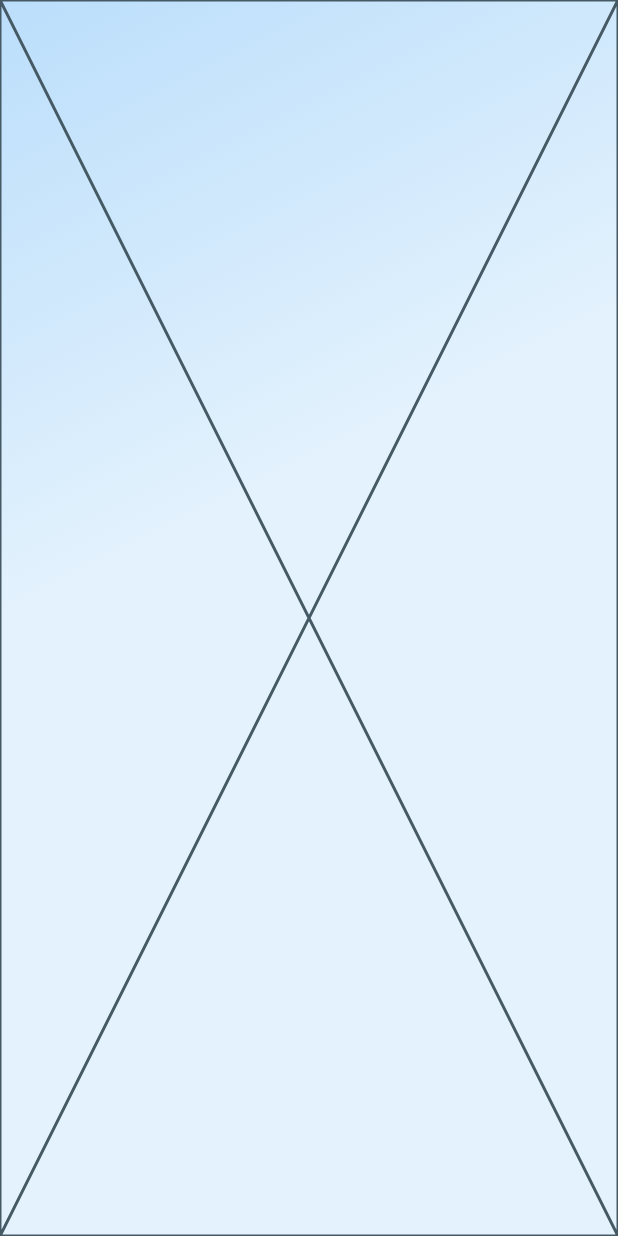
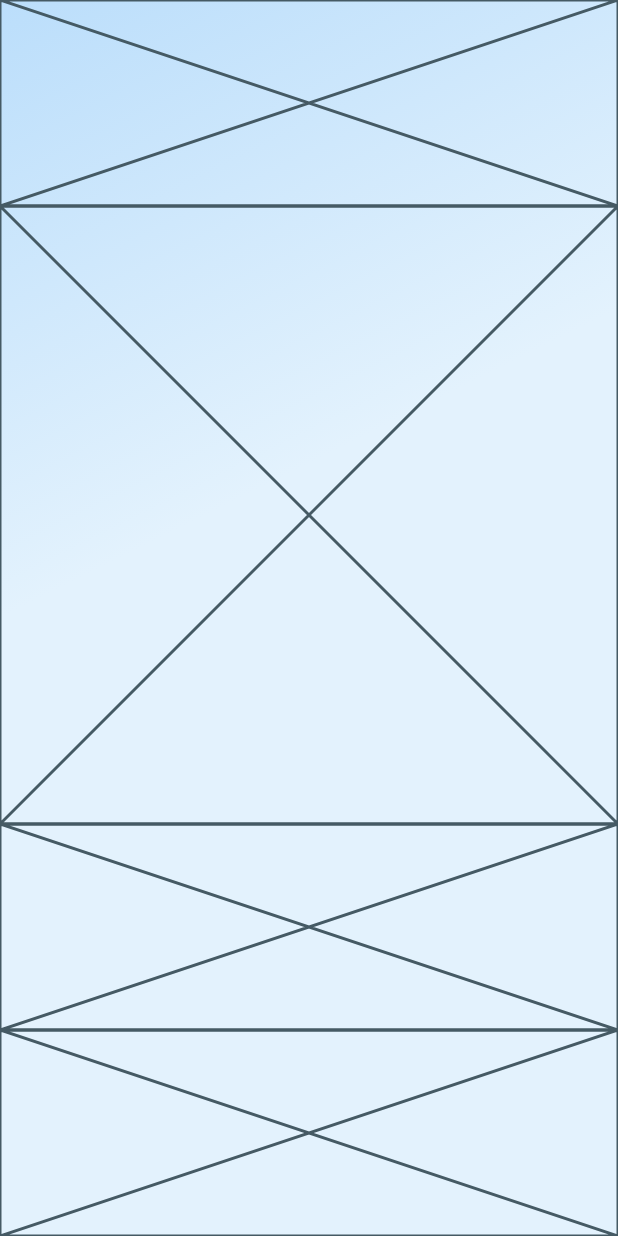
Before and after one commit to JAICHANGPARK/flutter_notebook_8th_story, a Flutter app: the screen it shows after launch, on a phone screen of 412 x 824 dp. Run offline on Flutter 3.47's test engine with Material 2 defaults, Android fonts, the phone set to English and light mode, and no system bars; our stand-ins replace badges, flutter_hooks, google_fonts, hooks_riverpod, state_notifier.

Commit message:
Update linkedin_main_page.dart

```diff
--- a/lib/ep580_linkedin_app/linkedin_main_page.dart
+++ b/lib/ep580_linkedin_app/linkedin_main_page.dart
@@ -22,8 +22,20 @@ class _LinkedinMainPageState extends State<LinkedinMainPage> {
           child: Column(
             children: [
               Expanded(
+                flex: 1,
                 child: Placeholder(),
-              )
+              ),
+              Expanded(
+                flex: 3,
+                child: Placeholder(),
+              ),
+              Expanded(
+                child: Placeholder(),
+              ),
+              Expanded(
+                child: Placeholder(),
+              ),
+
             ],
           ),
         ),
```
